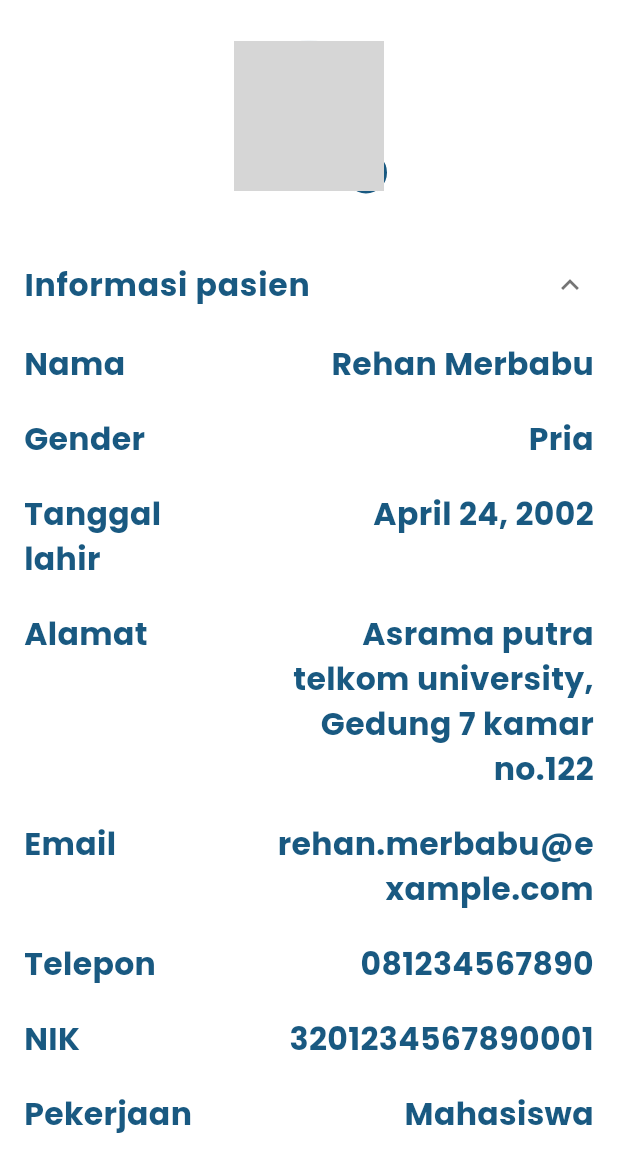
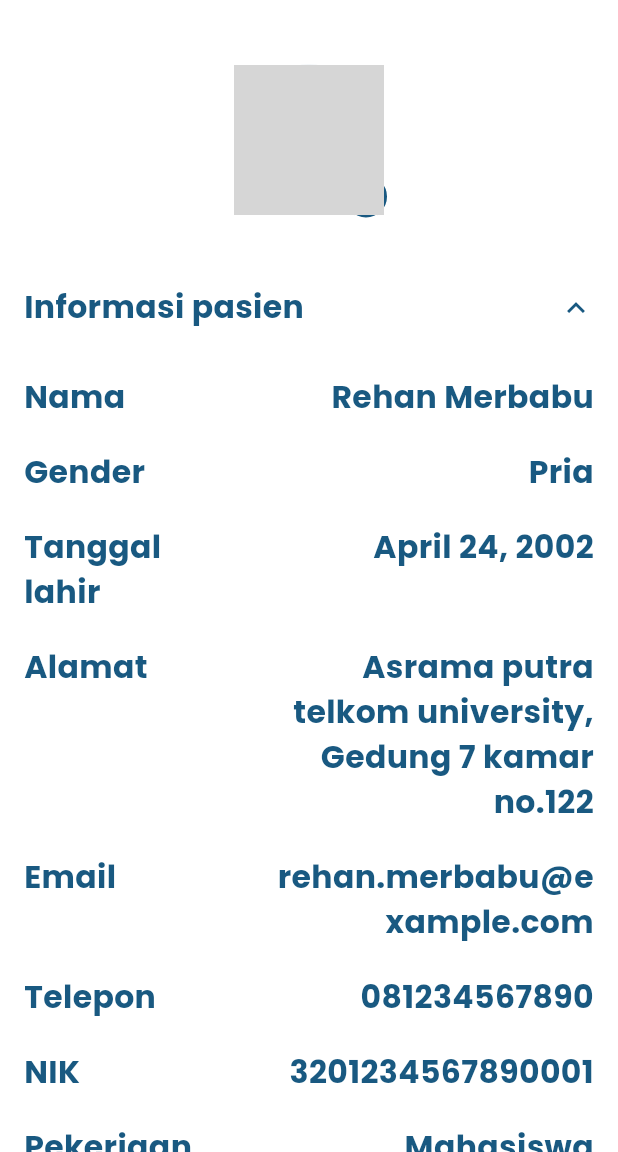
Before and after one commit to rahmahaisyah/clypsera, a Flutter app: the DetailPatientView screen opened by its route, on a phone screen of 412 x 824 dp, the part 84-1236 px from its top. Run offline on Flutter 3.47's test engine with Material 3 defaults, Android fonts, the phone set to English and light mode, and no system bars; our stand-ins replace get, google_fonts, smooth_page_indicator; accounts and stored records are empty; network calls fail; grey boxes are pictures that could not be loaded.

Commit message:
refactor: adjust layout structure in InfoSectionWidget

```diff
--- a/lib/app/modules/detail_patient/controllers/detail_patient_controller.dart
+++ b/lib/app/modules/detail_patient/controllers/detail_patient_controller.dart
@@ -84,13 +84,14 @@ class DetailPatientController extends GetxController {
         snackPosition: SnackPosition.TOP);
   }
 
-  void onOtherInfoTapped() {
-    Get.snackbar('Navigasi', 'Menuju Informasi Lainnya...',
+  void onOtherInfoTapped(bool isExpanded) {
+    Get.snackbar(
+        'Navigasi', isExpanded ? 'Menuju Informasi Lainnya...' : 'Ditutup',
         snackPosition: SnackPosition.TOP);
   }
 
-  void onImagesTapped() {
-    Get.snackbar('Navigasi', 'Menuju Galeri Gambar...',
+  void onImagesTapped(bool isExpanded) {
+    Get.snackbar('Navigasi', isExpanded ? 'Menuju Galeri Gambar...' : 'Ditutup',
         snackPosition: SnackPosition.TOP);
   }
 }
--- a/lib/app/modules/detail_patient/views/detail_patient_view.dart
+++ b/lib/app/modules/detail_patient/views/detail_patient_view.dart
@@ -58,6 +58,7 @@ class DetailPatientView extends GetView<DetailPatientController> {
         final patient = controller.patientData.value!;
 
         return SingleChildScrollView(
+          padding: EdgeInsets.all(16),
           child: Column(
             crossAxisAlignment: CrossAxisAlignment.stretch,
             children: [
@@ -70,8 +71,6 @@ class DetailPatientView extends GetView<DetailPatientController> {
                 ),
               ),
               const SizedBox(height: 8),
-
-              // Informasi Pasien Section
               Obx(() => InfoSectionWidget(
                     title: 'Informasi pasien',
                     isExpanded: controller.isPatientInfoExpanded.value,
@@ -98,7 +97,7 @@ class DetailPatientView extends GetView<DetailPatientController> {
                         InfoRowWidget(label: 'Pekerjaan', value: patient.job!),
                     ],
                   )),
-
+              Divider(color: Colors.grey[200], height: 1),
               // Informasi Penyakit Section
               Obx(() => InfoSectionWidget(
                     title: 'Informasi penyakit',
@@ -116,7 +115,7 @@ class DetailPatientView extends GetView<DetailPatientController> {
                               'N/A'), // Sesuaikan format jika ini DateTime
                     ],
                   )),
-
+              Divider(color: Colors.grey[200], height: 1),
               // Informasi Pengobatan Section
               Obx(() => InfoSectionWidget(
                     title: 'Informasi pengobatan',
@@ -135,26 +134,26 @@ class DetailPatientView extends GetView<DetailPatientController> {
                               'N/A'), // Sesuaikan format jika ini DateTime
                     ],
                   )),
+              Divider(color: Colors.grey[200], height: 1),
               Obx(() => InfoSectionWidget(
                   title: 'Informasi lainnya',
                   isExpanded: controller.isTreatmentInfoExpanded.value,
-                  onExpansionChanged: controller.toggleTreatmentInfoExpansion,
+                  onExpansionChanged: controller.onOtherInfoTapped,
                   children: [
                       ]
                     )),
+
+              Divider(color: Colors.grey[200], height: 1),
               Obx(() => InfoSectionWidget(
                   title: 'Gambar',
                   isExpanded: controller.isTreatmentInfoExpanded.value,
-                  onExpansionChanged: controller.toggleTreatmentInfoExpansion,
+                  onExpansionChanged: controller.onImagesTapped,
                   children: [
                       ]
                     )),
               const SizedBox(height: 32),
 
-              Padding(
-                padding: const EdgeInsets.symmetric(
-                    horizontal: 24.0, vertical: 16.0),
-                child: ElevatedButton(
+              ElevatedButton(
                 style: ElevatedButton.styleFrom(
                   backgroundColor: Style.primaryColor,
                   padding: const EdgeInsets.symmetric(vertical: 14.0),
@@ -171,7 +170,7 @@ class DetailPatientView extends GetView<DetailPatientController> {
                       fontWeight: FontWeight.w600),
                 ),
               ),
-              ),
+
               const SizedBox(height: 24),
             ],
           ),
--- a/lib/app/shared/widgets/info_row_widget.dart
+++ b/lib/app/shared/widgets/info_row_widget.dart
@@ -21,7 +21,7 @@ class InfoRowWidget extends StatelessWidget {
     return InkWell(
       onTap: onTap,
       child: Padding(
-        padding: const EdgeInsets.symmetric(vertical: 10.0, horizontal: 16.0),
+        padding: const EdgeInsets.symmetric(vertical: 10.0),
         child: Row(
           crossAxisAlignment: CrossAxisAlignment.start,
           mainAxisAlignment: MainAxisAlignment.spaceBetween,
--- a/lib/app/shared/widgets/info_section_widget.dart
+++ b/lib/app/shared/widgets/info_section_widget.dart
@@ -1,7 +1,7 @@
 import 'package:clypsera/app/shared/theme/app_style.dart';
 import 'package:flutter/material.dart';
 
-class InfoSectionWidget extends StatelessWidget {
+class InfoSectionWidget extends StatefulWidget {
   final String title;
   final bool isExpanded;
   final ValueChanged<bool> onExpansionChanged;
@@ -16,45 +16,51 @@ class InfoSectionWidget extends StatelessWidget {
   });
 
   @override
+  State<InfoSectionWidget> createState() => _InfoSectionWidgetState();
+}
+
+class _InfoSectionWidgetState extends State<InfoSectionWidget> {
+  bool isTapped = false;
+
+  @override
   Widget build(BuildContext context) {
-    return Padding(
-      padding: const EdgeInsets.symmetric(horizontal: 0, vertical: 0.0),
-      child: ExpansionPanelList(
-        elevation: 0,
-        expandedHeaderPadding: EdgeInsets.zero,
-        dividerColor: Style.greyColor2,
-        animationDuration: const Duration(milliseconds: 300),
-        expansionCallback: (int panelIndex, bool newIsExpanded) {
-          onExpansionChanged(newIsExpanded);
-        },
-        children: [
-          ExpansionPanel(
-            backgroundColor: Style.whiteColor,
-            canTapOnHeader: true,
-            isExpanded: isExpanded,
-            headerBuilder: (BuildContext context, bool isExpanded) {
-              return ListTile(
-                contentPadding:
-                    const EdgeInsets.symmetric(horizontal: 16.0, vertical: 0),
-                title: Text(
-                  title,
-                  style: Style.headLineStyle2
-                ),
-              );
-            },
-            body: Container(
-              width: double.infinity,
-              padding: const EdgeInsets.only(bottom: 8.0),
-              decoration:
-                  const BoxDecoration(border: Border(top: BorderSide.none)),
-              child: Column(
-                crossAxisAlignment: CrossAxisAlignment.start,
-                children: children,
-              ),
+    return Column(
+      children: [
+        InkWell(
+          onTap: () async {
+            setState(() => isTapped = true);
+            await Future.delayed(const Duration(milliseconds: 100));
+            setState(() => isTapped = false);
+            widget.onExpansionChanged(!widget.isExpanded);
+          },
+          splashColor: Style.primaryColorOp4,
+          highlightColor: Style.primaryColorOp4,
+          child: Container(
+            padding: const EdgeInsets.symmetric(vertical: 12),
+            color: isTapped ? Colors.grey[200] : Colors.white,
+            child: Row(
+              mainAxisAlignment: MainAxisAlignment.spaceBetween,
+              children: [
+                Text(widget.title, style: Style.headLineStyle2),
+                Icon(
+                  widget.isExpanded ? Icons.expand_less : Icons.expand_more,
+                  size: 24.0,
+                  color: Style.primaryColor,
+                )
+              ],
             ),
           ),
-        ],
-      ),
+        ),
+        if (widget.isExpanded)
+          Container(
+            width: double.infinity,
+            padding: const EdgeInsets.symmetric(vertical: 8.0),
+            child: Column(
+              crossAxisAlignment: CrossAxisAlignment.start,
+              children: widget.children,
+            ),
+          ),
+      ],
     );
   }
 }
--- a/lib/app/shared/widgets/patient_list_section.dart
+++ b/lib/app/shared/widgets/patient_list_section.dart
@@ -40,7 +40,7 @@ class PatientListSection extends GetView<HomeController> {
               final patient = controller.patients[index];
               return PatientListItem(
                 patient: patient,
-                onTap: () => Get.toNamed(Routes.detailPatient),
+                onTap: () => Get.offAllNamed(Routes.detailPatient),
               );
             },
           ),
```
Lines whose indentation alone changed are shown as unchanged.
